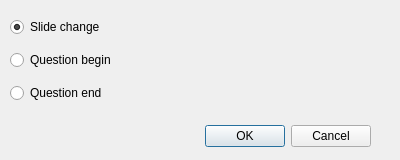
The window that film_syncr/CMarkDialog.ui (racamirko/rnd_tools) describes before a commit, drawn with Qt 5.
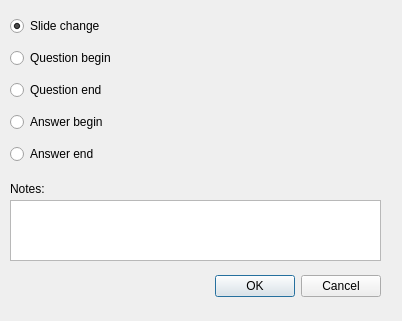
The same window after the commit.

Commit message: Working on loading time-marks

The edit to the form file:
```diff
--- a/film_syncr/CMarkDialog.ui
+++ b/film_syncr/CMarkDialog.ui
@@ -6,8 +6,8 @@
    <rect>
     <x>0</x>
     <y>0</y>
-    <width>400</width>
-    <height>160</height>
+    <width>402</width>
+    <height>321</height>
    </rect>
   </property>
   <property name="windowTitle">
@@ -16,8 +16,8 @@
   <widget class="QDialogButtonBox" name="buttonBox">
    <property name="geometry">
     <rect>
-     <x>30</x>
-     <y>120</y>
+     <x>40</x>
+     <y>270</y>
      <width>341</width>
      <height>32</height>
     </rect>
@@ -35,7 +35,7 @@
      <x>10</x>
      <y>10</y>
      <width>371</width>
-     <height>101</height>
+     <height>161</height>
     </rect>
    </property>
    <layout class="QVBoxLayout" name="verticalLayout">
@@ -63,8 +63,45 @@
       </property>
      </widget>
     </item>
+    <item>
+     <widget class="QRadioButton" name="radioABegin">
+      <property name="text">
+       <string>Answer begin</string>
+      </property>
+     </widget>
+    </item>
+    <item>
+     <widget class="QRadioButton" name="radioAEnd">
+      <property name="text">
+       <string>Answer end</string>
+      </property>
+     </widget>
+    </item>
    </layout>
   </widget>
+  <widget class="QTextEdit" name="textNotes">
+   <property name="geometry">
+    <rect>
+     <x>10</x>
+     <y>200</y>
+     <width>371</width>
+     <height>61</height>
+    </rect>
+   </property>
+  </widget>
+  <widget class="QLabel" name="label">
+   <property name="geometry">
+    <rect>
+     <x>10</x>
+     <y>180</y>
+     <width>66</width>
+     <height>17</height>
+    </rect>
+   </property>
+   <property name="text">
+    <string>Notes:</string>
+   </property>
+  </widget>
  </widget>
  <resources/>
  <connections/>
```
The commit also changes 10 other files.
